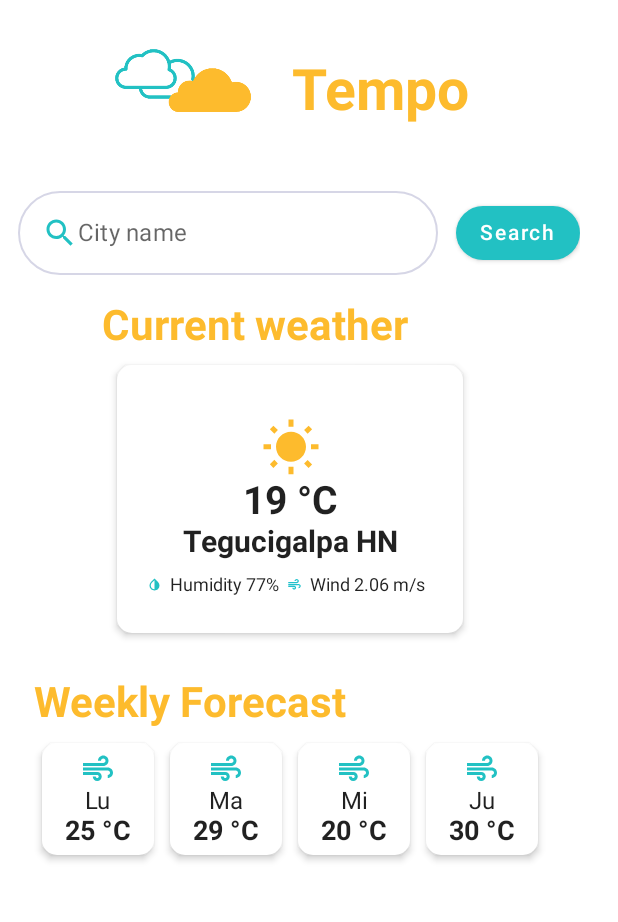
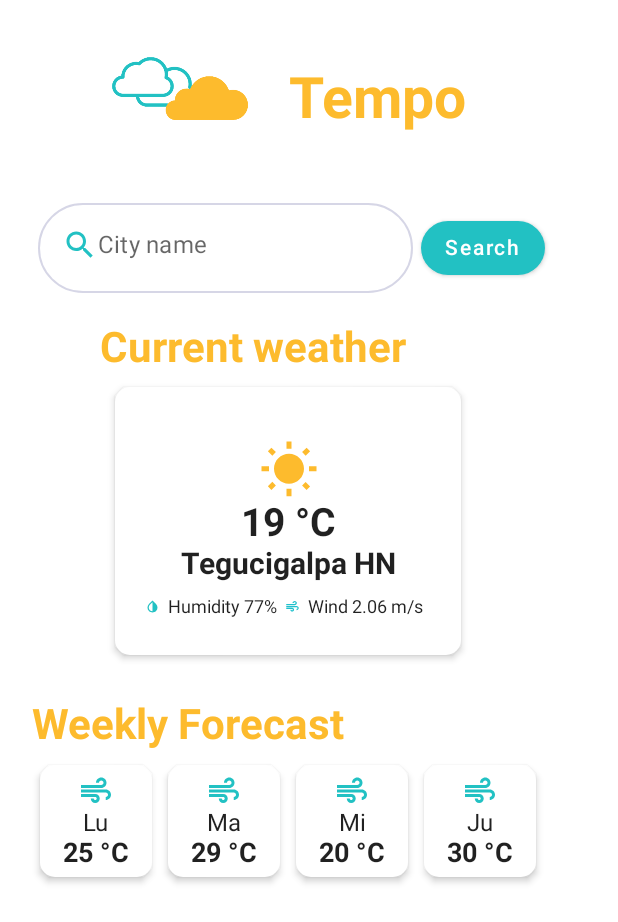
Before and after one commit to abulnes16/tempo_native, an Android app built with Jetpack Compose: the screen it shows after launch (MainActivity), on a phone screen of 412 x 824 dp. Shown: the top 922 px of the screen. Run offline under Robolectric (Android 15) with nearby library versions, the phone set to English and light mode, and no system bars.

Commit message:
Fix some layout constrains

```diff
--- a/app/src/main/java/com/abulnes16/tempo_native/ui/components/molecules/SearchWeather.kt
+++ b/app/src/main/java/com/abulnes16/tempo_native/ui/components/molecules/SearchWeather.kt
@@ -1,11 +1,8 @@
 package com.abulnes16.tempo_native.ui.components.molecules
 
 import androidx.compose.foundation.background
+import androidx.compose.foundation.layout.*
 
-import androidx.compose.foundation.layout.Box
-import androidx.compose.foundation.layout.Row
-import androidx.compose.foundation.layout.padding
-import androidx.compose.foundation.layout.width
 import androidx.compose.foundation.shape.RoundedCornerShape
 import androidx.compose.material.*
 import androidx.compose.runtime.Composable
@@ -25,7 +22,8 @@ import com.abulnes16.tempo_native.ui.theme.Shapes
 @Composable
 fun SearchWeather() {
     Row(
-        verticalAlignment = Alignment.CenterVertically
+        verticalAlignment = Alignment.CenterVertically,
+        modifier = Modifier.padding(10.dp)
     ) {
 
         OutlinedTextField(
@@ -38,7 +36,9 @@ fun SearchWeather() {
                 focusedIndicatorColor = Primary
             ),
             modifier = Modifier
-                .padding(horizontal = 12.dp, vertical = 7.dp),
+                .padding(horizontal = 5.dp)
+                .height(60.dp)
+                .width(250.dp),
             shape = RoundedCornerShape(50.dp),
             placeholder = {
                 Row() {
--- a/app/src/main/java/com/abulnes16/tempo_native/ui/screens/Home.kt
+++ b/app/src/main/java/com/abulnes16/tempo_native/ui/screens/Home.kt
@@ -2,9 +2,12 @@ package com.abulnes16.tempo_native.ui.screens
 
 import ForecastList
 import androidx.compose.foundation.layout.Column
+import androidx.compose.foundation.layout.padding
 import androidx.compose.runtime.Composable
 import androidx.compose.ui.Alignment
+import androidx.compose.ui.Modifier
 import androidx.compose.ui.tooling.preview.Preview
+import androidx.compose.ui.unit.dp
 import com.abulnes16.tempo_native.models.Forecast
 import com.abulnes16.tempo_native.models.Weather
 import com.abulnes16.tempo_native.ui.components.Logo
@@ -28,7 +31,10 @@ fun Home() {
         Forecast("Wind", "Mi", "20"),
         Forecast("Wind", "Ju", "30"),
     )
-    Column(horizontalAlignment = Alignment.CenterHorizontally) {
+    Column(
+        horizontalAlignment = Alignment.CenterHorizontally,
+        modifier = Modifier.padding(horizontal = 10.dp, vertical = 5.dp)
+    ) {
         Logo()
         SearchWeather()
         WeatherSection(weather = dummyWeather)
```
